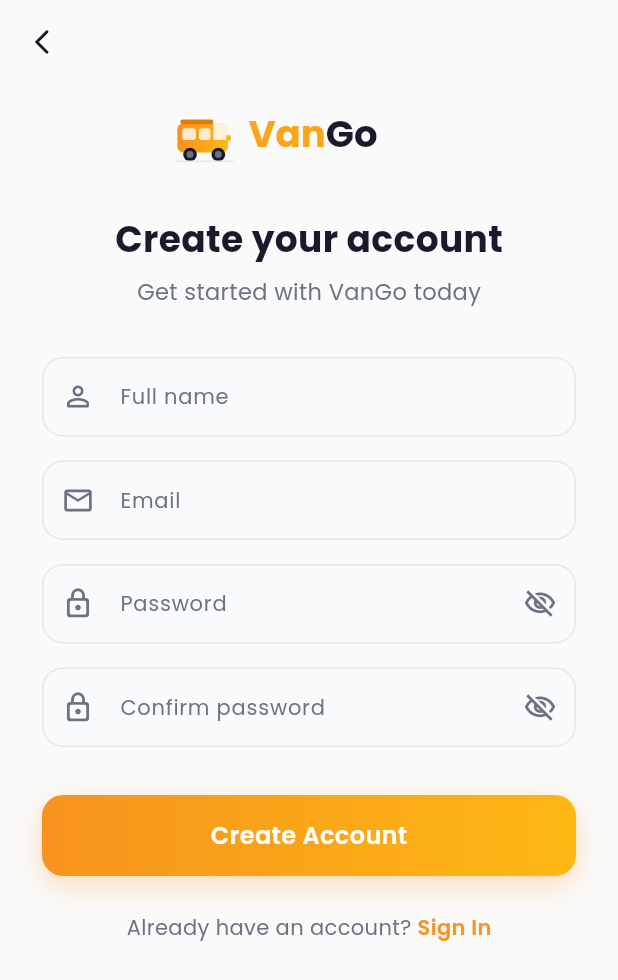
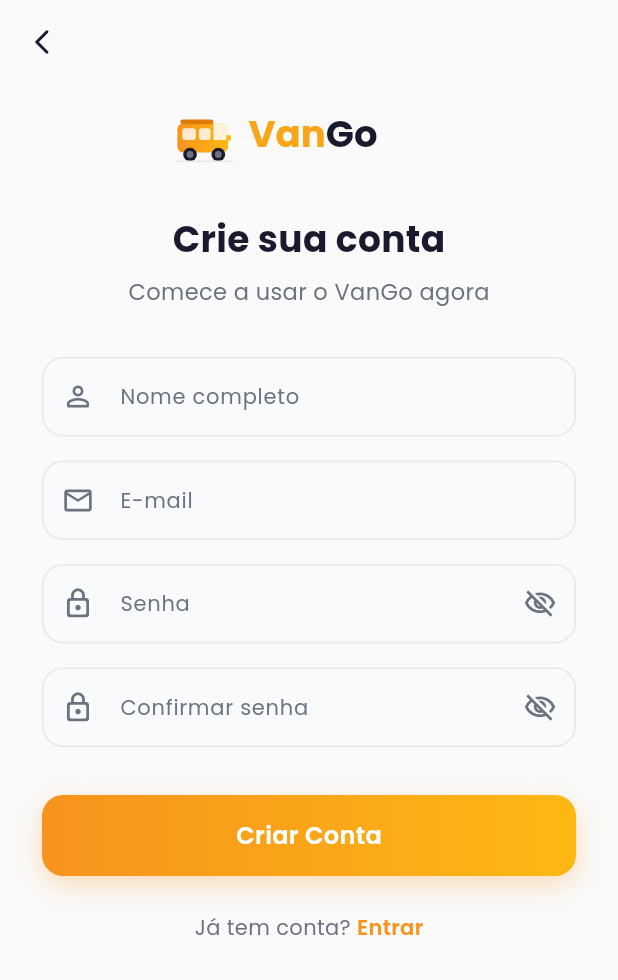
Before and after one commit to VictorAlexandreLeitePolonio/vango-be, a Flutter app: the RegisterScreen screen opened by its route, on a phone screen of 412 x 824 dp. Shown: the top 980 px of the screen. Run offline on Flutter 3.47's test engine with Material 3 defaults, Android fonts, the phone set to English and light mode, and no system bars; our stand-ins replace flutter_svg, google_fonts.

Commit message:
fix(ui): Flutter App ui pr-BR

```diff
--- a/vango_app/lib/features/auth/screens/forgot_password_screen.dart
+++ b/vango_app/lib/features/auth/screens/forgot_password_screen.dart
@@ -65,7 +65,7 @@ class _ForgotPasswordScreenState extends State<ForgotPasswordScreen>
     ScaffoldMessenger.of(context).showSnackBar(
       SnackBar(
         content: Text(
-          'Recovery link sent to ${_emailController.text.trim()}',
+          'Link de recuperação enviado para ${_emailController.text.trim()}',
           style: AppTextStyles.bodySmall.copyWith(color: AppColors.textLight),
         ),
         backgroundColor: AppColors.successGreen,
@@ -79,11 +79,11 @@ class _ForgotPasswordScreenState extends State<ForgotPasswordScreen>
 
   String? _validateEmail(String? value) {
     if (value == null || value.trim().isEmpty) {
-      return 'Please enter your email';
+      return 'Informe seu e-mail';
     }
     final emailRegex = RegExp(r'^[\w\.\-]+@[\w\-]+\.\w{2,}$');
     if (!emailRegex.hasMatch(value.trim())) {
-      return 'Invalid email address';
+      return 'E-mail inválido';
     }
     return null;
   }
@@ -142,14 +142,14 @@ class _ForgotPasswordScreenState extends State<ForgotPasswordScreen>
 
                   // ── Title ─────────────────────────────────
                   Text(
-                    _emailSent ? 'Email sent!' : 'Reset password',
+                    _emailSent ? 'E-mail enviado!' : 'Recuperar senha',
                     style: AppTextStyles.heading2,
                   ),
                   const SizedBox(height: 10),
                   Text(
                     _emailSent
-                        ? 'Check your inbox and follow the instructions to reset your password.'
-                        : 'Enter your email address to receive a recovery link',
+                        ? 'Verifique sua caixa de entrada e siga as instruções para redefinir sua senha.'
+                        : 'Informe seu e-mail para receber o link de recuperação',
                     textAlign: TextAlign.center,
                     style: AppTextStyles.subtitle,
                   ),
@@ -159,8 +159,8 @@ class _ForgotPasswordScreenState extends State<ForgotPasswordScreen>
                     // ── Email field ─────────────────────────
                     VanGoTextField(
                       controller: _emailController,
-                      label: 'Email',
-                      hint: 'you@email.com',
+                      label: 'E-mail',
+                      hint: 'seu@email.com',
                       prefixIcon: Icons.email_outlined,
                       keyboardType: TextInputType.emailAddress,
                       textInputAction: TextInputAction.done,
@@ -172,14 +172,14 @@ class _ForgotPasswordScreenState extends State<ForgotPasswordScreen>
 
                     // ── Submit button ───────────────────────
                     VanGoButton(
-                      text: 'Send recovery link',
+                      text: 'Enviar link',
                       isLoading: _isLoading,
                       onPressed: _handleSendLink,
                     ),
                   ] else ...[
                     // ── Back to Login button ────────────────
                     VanGoButton(
-                      text: 'Back to Sign In',
+                      text: 'Voltar ao Login',
                       onPressed: () => Navigator.pop(context),
                     ),
                     const SizedBox(height: 16),
@@ -189,7 +189,7 @@ class _ForgotPasswordScreenState extends State<ForgotPasswordScreen>
                         _emailController.clear();
                       },
                       child: Text(
-                        'Send again',
+                        'Enviar novamente',
                         style: AppTextStyles.link,
                       ),
                     ),
--- a/vango_app/lib/features/auth/screens/login_screen.dart
+++ b/vango_app/lib/features/auth/screens/login_screen.dart
@@ -65,7 +65,7 @@ class _LoginScreenState extends State<LoginScreen>
     ScaffoldMessenger.of(context).showSnackBar(
       SnackBar(
         content: Text(
-          'Simulated login successful!',
+          'Login simulado com sucesso!',
           style: AppTextStyles.bodySmall.copyWith(color: AppColors.textLight),
         ),
         backgroundColor: AppColors.successGreen,
@@ -78,21 +78,21 @@ class _LoginScreenState extends State<LoginScreen>
 
   String? _validateEmail(String? value) {
     if (value == null || value.trim().isEmpty) {
-      return 'Please enter your email';
+      return 'Informe seu e-mail';
     }
     final emailRegex = RegExp(r'^[\w\.\-]+@[\w\-]+\.\w{2,}$');
     if (!emailRegex.hasMatch(value.trim())) {
-      return 'Invalid email address';
+      return 'E-mail inválido';
     }
     return null;
   }
 
   String? _validatePassword(String? value) {
     if (value == null || value.isEmpty) {
-      return 'Please enter your password';
+      return 'Informe sua senha';
     }
     if (value.length < 6) {
-      return 'Password must be at least 6 characters';
+      return 'A senha deve ter pelo menos 6 caracteres';
     }
     return null;
   }
@@ -125,10 +125,10 @@ class _LoginScreenState extends State<LoginScreen>
                   const SizedBox(height: 32),
 
                   // ── Title ─────────────────────────────────
-                  Text('Welcome back!', style: AppTextStyles.heading2),
+                  Text('Bem-vindo de volta!', style: AppTextStyles.heading2),
                   const SizedBox(height: 8),
                   Text(
-                    'Sign in to your account to continue',
+                    'Entre com sua conta para continuar',
                     style: AppTextStyles.subtitle,
                   ),
                   const SizedBox(height: 36),
@@ -136,8 +136,8 @@ class _LoginScreenState extends State<LoginScreen>
                   // ── Email field ───────────────────────────
                   VanGoTextField(
                     controller: _emailController,
-                    label: 'Email',
-                    hint: 'you@email.com',
+                    label: 'E-mail',
+                    hint: 'seu@email.com',
                     prefixIcon: Icons.email_outlined,
                     keyboardType: TextInputType.emailAddress,
                     textInputAction: TextInputAction.next,
@@ -149,7 +149,7 @@ class _LoginScreenState extends State<LoginScreen>
                   // ── Password field ────────────────────────
                   VanGoTextField(
                     controller: _passwordController,
-                    label: 'Password',
+                    label: 'Senha',
                     hint: '••••••',
                     prefixIcon: Icons.lock_outline_rounded,
                     isPassword: true,
@@ -173,7 +173,7 @@ class _LoginScreenState extends State<LoginScreen>
                         tapTargetSize: MaterialTapTargetSize.shrinkWrap,
                       ),
                       child: Text(
-                        'Forgot password?',
+                        'Esqueci minha senha',
                         style: AppTextStyles.caption.copyWith(
                           color: AppColors.primaryOrange,
                           fontWeight: FontWeight.w500,
@@ -185,7 +185,7 @@ class _LoginScreenState extends State<LoginScreen>
 
                   // ── Submit button ─────────────────────────
                   VanGoButton(
-                    text: 'Sign In',
+                    text: 'Entrar',
                     isLoading: _isLoading,
                     onPressed: _handleLogin,
                   ),
@@ -196,7 +196,7 @@ class _LoginScreenState extends State<LoginScreen>
                     mainAxisAlignment: MainAxisAlignment.center,
                     children: [
                       Text(
-                        "Don't have an account? ",
+                        'Não tem conta? ',
                         style: AppTextStyles.bodyMedium.copyWith(
                           color: AppColors.textMuted,
                         ),
@@ -208,7 +208,7 @@ class _LoginScreenState extends State<LoginScreen>
                             AppRoutes.register,
                           );
                         },
-                        child: Text('Sign Up', style: AppTextStyles.link),
+                        child: Text('Registrar-se', style: AppTextStyles.link),
                       ),
                     ],
                   ),
--- a/vango_app/lib/features/auth/screens/register_screen.dart
+++ b/vango_app/lib/features/auth/screens/register_screen.dart
@@ -69,7 +69,7 @@ class _RegisterScreenState extends State<RegisterScreen>
     ScaffoldMessenger.of(context).showSnackBar(
       SnackBar(
         content: Text(
-          'Account created successfully! Please check your email.',
+          'Conta criada com sucesso! Verifique seu e-mail.',
           style: AppTextStyles.bodySmall.copyWith(color: AppColors.textLight),
         ),
         backgroundColor: AppColors.successGreen,
@@ -82,41 +82,41 @@ class _RegisterScreenState extends State<RegisterScreen>
 
   String? _validateName(String? value) {
     if (value == null || value.trim().isEmpty) {
-      return 'Please enter your full name';
+      return 'Informe seu nome completo';
     }
     if (value.trim().length < 3) {
-      return 'Name must be at least 3 characters';
+      return 'O nome deve ter pelo menos 3 caracteres';
     }
     return null;
   }
 
   String? _validateEmail(String? value) {
     if (value == null || value.trim().isEmpty) {
-      return 'Please enter your email';
+      return 'Informe seu e-mail';
     }
     final emailRegex = RegExp(r'^[\w\.\-]+@[\w\-]+\.\w{2,}$');
     if (!emailRegex.hasMatch(value.trim())) {
-      return 'Invalid email address';
+      return 'E-mail inválido';
     }
     return null;
   }
 
   String? _validatePassword(String? value) {
     if (value == null || value.isEmpty) {
-      return 'Please create a password';
+      return 'Crie uma senha';
     }
     if (value.length < 6) {
-      return 'Password must be at least 6 characters';
+      return 'A senha deve ter pelo menos 6 caracteres';
     }
     return null;
   }
 
   String? _validateConfirmPassword(String? value) {
     if (value == null || value.isEmpty) {
-      return 'Please confirm your password';
+      return 'Confirme sua senha';
     }
     if (value != _passwordController.text) {
-      return 'Passwords do not match';
+      return 'As senhas não coincidem';
     }
     return null;
   }
@@ -149,10 +149,10 @@ class _RegisterScreenState extends State<RegisterScreen>
                   const SizedBox(height: 28),
 
                   // ── Title ─────────────────────────────────
-                  Text('Create your account', style: AppTextStyles.heading2),
+                  Text('Crie sua conta', style: AppTextStyles.heading2),
                   const SizedBox(height: 8),
                   Text(
-                    'Get started with VanGo today',
+                    'Comece a usar o VanGo agora',
                     style: AppTextStyles.subtitle,
                   ),
                   const SizedBox(height: 32),
@@ -160,8 +160,8 @@ class _RegisterScreenState extends State<RegisterScreen>
                   // ── Name field ────────────────────────────
                   VanGoTextField(
                     controller: _nameController,
-                    label: 'Full name',
-                    hint: 'Your name',
+                    label: 'Nome completo',
+                    hint: 'Seu nome',
                     prefixIcon: Icons.person_outline_rounded,
                     keyboardType: TextInputType.name,
                     textInputAction: TextInputAction.next,
@@ -173,8 +173,8 @@ class _RegisterScreenState extends State<RegisterScreen>
                   // ── Email field ───────────────────────────
                   VanGoTextField(
                     controller: _emailController,
-                    label: 'Email',
-                    hint: 'you@email.com',
+                    label: 'E-mail',
+                    hint: 'seu@email.com',
                     prefixIcon: Icons.email_outlined,
                     keyboardType: TextInputType.emailAddress,
                     textInputAction: TextInputAction.next,
@@ -186,7 +186,7 @@ class _RegisterScreenState extends State<RegisterScreen>
                   // ── Password field ────────────────────────
                   VanGoTextField(
                     controller: _passwordController,
-                    label: 'Password',
+                    label: 'Senha',
                     hint: '••••••',
                     prefixIcon: Icons.lock_outline_rounded,
                     isPassword: true,
@@ -199,7 +199,7 @@ class _RegisterScreenState extends State<RegisterScreen>
                   // ── Confirm password field ────────────────
                   VanGoTextField(
                     controller: _confirmPasswordController,
-                    label: 'Confirm password',
+                    label: 'Confirmar senha',
                     hint: '••••••',
                     prefixIcon: Icons.lock_outline_rounded,
                     isPassword: true,
@@ -211,7 +211,7 @@ class _RegisterScreenState extends State<RegisterScreen>
 
                   // ── Submit button ─────────────────────────
                   VanGoButton(
-                    text: 'Create Account',
+                    text: 'Criar Conta',
                     isLoading: _isLoading,
                     onPressed: _handleRegister,
                   ),
@@ -222,7 +222,7 @@ class _RegisterScreenState extends State<RegisterScreen>
                     mainAxisAlignment: MainAxisAlignment.center,
                     children: [
                       Text(
-                        'Already have an account? ',
+                        'Já tem conta? ',
                         style: AppTextStyles.bodyMedium.copyWith(
                           color: AppColors.textMuted,
                         ),
@@ -234,7 +234,7 @@ class _RegisterScreenState extends State<RegisterScreen>
                             AppRoutes.login,
                           );
                         },
-                        child: Text('Sign In', style: AppTextStyles.link),
+                        child: Text('Entrar', style: AppTextStyles.link),
                       ),
                     ],
                   ),
--- a/vango_app/lib/features/auth/screens/welcome_screen.dart
+++ b/vango_app/lib/features/auth/screens/welcome_screen.dart
@@ -125,26 +125,26 @@ class _WelcomeScreenState extends State<WelcomeScreen>
                       crossAxisAlignment: CrossAxisAlignment.center,
                       children: [
                         Text(
-                          'Safe and organized\nschool transport',
+                          'Transporte escolar\nseguro e organizado',
                           textAlign: TextAlign.center,
                           style: AppTextStyles.heading2,
                         ),
                         const SizedBox(height: 12),
                         Text(
-                          'Connect with fleets, track trips,\nand gain peace of mind',
+                          'Conecte-se com frotas, acompanhe viagens\ne tenha tranquilidade',
                           textAlign: TextAlign.center,
                           style: AppTextStyles.subtitle,
                         ),
                         const Spacer(),
                         VanGoButton(
-                          text: 'Sign In',
+                          text: 'Entrar',
                           onPressed: () {
                             Navigator.pushNamed(context, AppRoutes.login);
                           },
                         ),
                         const SizedBox(height: 14),
                         VanGoButton(
-                          text: 'Create Account',
+                          text: 'Criar Conta',
                           isOutlined: true,
                           onPressed: () {
                             Navigator.pushNamed(context, AppRoutes.register);
```
Also changed, not shown: 3 other files.
